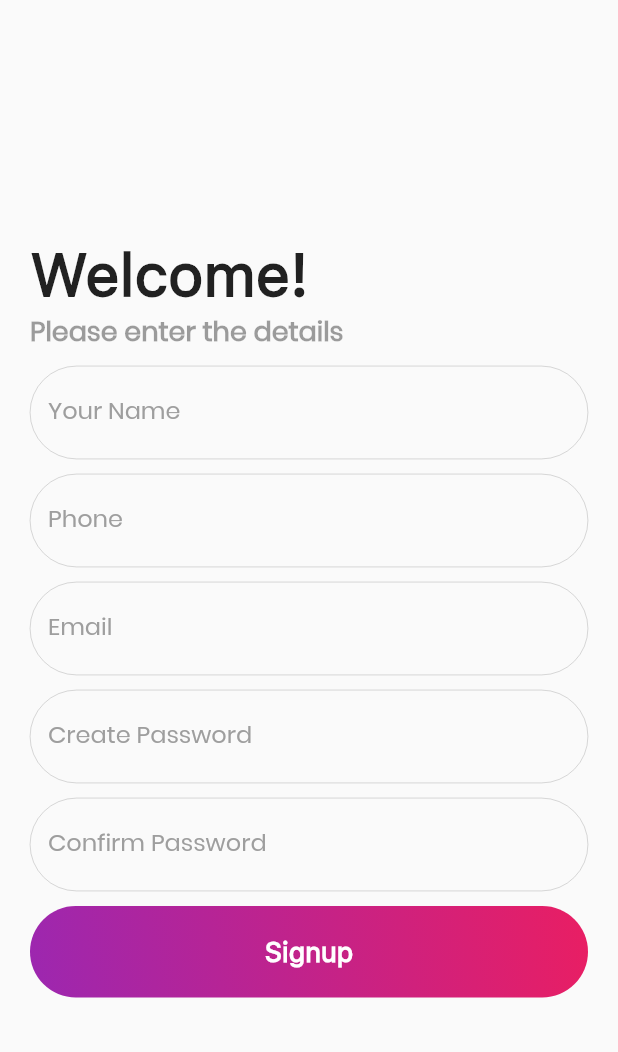
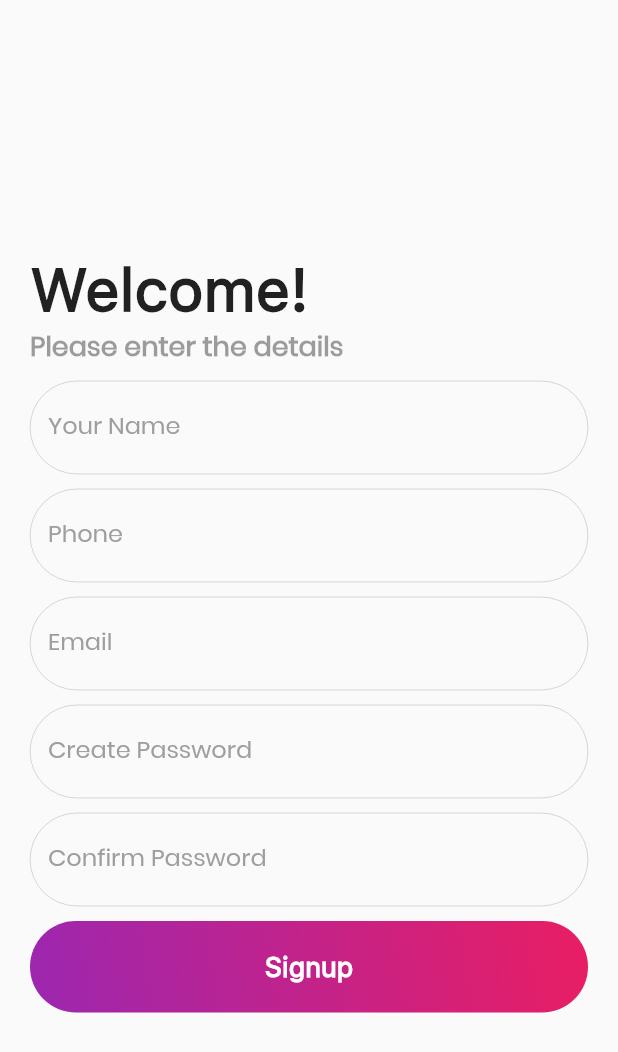
Before and after one commit to vaibhavcs99/ecoShop, a Flutter app: the SignupPage screen opened directly, on a phone screen of 412 x 824 dp. Shown: the top 1052 px of the screen. Run offline on Flutter 3.47's test engine with Material 2 defaults, Android fonts, the phone set to English and light mode, and no system bars.

Commit message:
fixed signup, added product class

```diff
--- a/lib/screens/signuppage.dart
+++ b/lib/screens/signuppage.dart
@@ -22,7 +22,9 @@ class _SignupPageState extends State<SignupPage> {
   Widget build(BuildContext context) {
     return Scaffold(
       body: Container(
-        padding: EdgeInsets.all(20),
+        padding: EdgeInsets.only(left: 20, right: 20, top: 20),
+        child: Center(
+          child: SingleChildScrollView(
             child: Column(
                 mainAxisAlignment: MainAxisAlignment.center,
                 crossAxisAlignment: CrossAxisAlignment.start,
@@ -193,8 +195,10 @@ class _SignupPageState extends State<SignupPage> {
                   ),
                   InkWell(
                     onTap: () {
-                  Navigator.push(context,
-                      MaterialPageRoute(builder: (context) => BottomTabs()));
+                      Navigator.push(
+                          context,
+                          MaterialPageRoute(
+                              builder: (context) => BottomTabs()));
                     },
                     child: Container(
                       padding: EdgeInsets.symmetric(vertical: 20),
@@ -218,6 +222,8 @@ class _SignupPageState extends State<SignupPage> {
                   ),
                 ]),
           ),
+        ),
+      ),
     );
   }
 }
```
Also changed, not shown: lib/models/product.dart (added, +18 -0 lines). Lines whose indentation alone changed are shown as unchanged.
